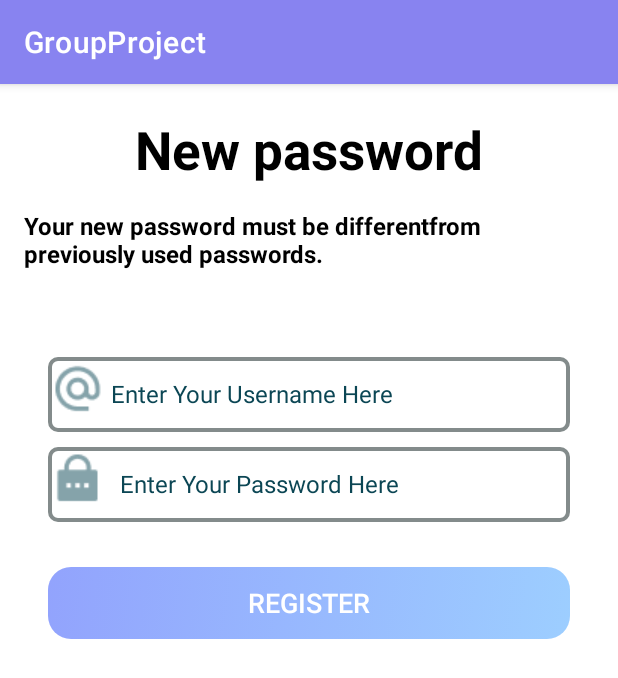
After one commit to irritablebro/404GroupProject, an Android app: the reset_password screen opened directly, with no data from a screen before it, on a phone screen of 412 x 824 dp. The commit adds this screen. Shown: the top 678 px of the screen. Run offline under Robolectric (Android 15) with nearby library versions, the phone set to English and light mode, and no system bars.

```diff
--- a/app/build.gradle
+++ b/app/build.gradle
@@ -37,7 +37,7 @@ android {
 }
 
 dependencies {
-
+    implementation 'com.android.volley:volley:1.2.1'
     implementation 'androidx.core:core-ktx:1.7.0'
     implementation 'androidx.appcompat:appcompat:1.5.1'
     implementation 'com.google.android.material:material:1.7.0'
--- /dev/null
+++ b/app/src/main/java/com/example/groupproject/reset_password.kt
@@ -0,0 +1,11 @@
+package com.example.groupproject
+
+import androidx.appcompat.app.AppCompatActivity
+import android.os.Bundle
+
+class reset_password : AppCompatActivity() {
+    override fun onCreate(savedInstanceState: Bundle?) {
+        super.onCreate(savedInstanceState)
+        setContentView(R.layout.activity_reset_password)
+    }
+}
--- /dev/null
+++ b/app/src/main/res/layout/activity_reset_password.xml
@@ -0,0 +1,107 @@
+<?xml version="1.0" encoding="utf-8"?>
+<androidx.constraintlayout.widget.ConstraintLayout xmlns:android="http://schemas.android.com/apk/res/android"
+    xmlns:app="http://schemas.android.com/apk/res-auto"
+    xmlns:tools="http://schemas.android.com/tools"
+    android:layout_width="match_parent"
+    android:layout_height="match_parent"
+    tools:context=".reset_password">
+    <TextView
+        android:id="@+id/textView2"
+        android:layout_width="wrap_content"
+        android:layout_height="wrap_content"
+        android:layout_marginTop="20dp"
+        android:text="New password"
+        android:textColor="@color/black"
+        android:textSize="35sp"
+        android:textStyle="bold"
+        app:layout_constraintEnd_toEndOf="parent"
+        app:layout_constraintStart_toStartOf="parent"
+        app:layout_constraintTop_toTopOf="parent" />
+
+    <TextView
+        android:padding="16dp"
+        android:id="@+id/textView3"
+        android:layout_width="wrap_content"
+        android:layout_height="wrap_content"
+        android:text="Your new password must be differentfrom previously used passwords."
+        android:textColor="@color/black"
+        android:textSize="16sp"
+        android:textStyle="bold"
+        app:layout_constraintEnd_toEndOf="parent"
+        app:layout_constraintStart_toStartOf="parent"
+        app:layout_constraintTop_toBottomOf="@+id/textView2" />
+
+    <LinearLayout
+        android:layout_width="match_parent"
+        android:layout_height="wrap_content"
+        android:padding="32dp"
+        android:orientation="vertical"
+        app:layout_constraintEnd_toEndOf="parent"
+        app:layout_constraintStart_toStartOf="parent"
+        app:layout_constraintTop_toBottomOf="@+id/textView3">
+        <LinearLayout
+            android:layout_width="match_parent"
+            android:layout_height="50dp"
+            android:layout_marginTop="10dp"
+            android:background="@drawable/edittext_background">
+
+            <ImageView
+                android:layout_width="wrap_content"
+                android:layout_height="wrap_content"
+                android:src="@drawable/email_icon">
+
+            </ImageView>
+
+            <EditText
+                android:id="@+id/register_email"
+                android:layout_width="match_parent"
+                android:layout_height="match_parent"
+                android:ems="10"
+                android:hint="Enter Your Username Here"
+                android:inputType="textPersonName"
+                android:backgroundTint="@color/white"
+
+                android:textColorHint="#0B4654"
+                android:textSize="16sp" />
+        </LinearLayout>
+
+        <LinearLayout
+            android:layout_width="match_parent"
+            android:layout_height="50dp"
+            android:layout_marginTop="10dp"
+            android:background="@drawable/edittext_background">
+
+            <ImageView
+                android:layout_width="wrap_content"
+                android:layout_height="wrap_content"
+                android:src="@drawable/password_img">
+
+            </ImageView>
+
+            <EditText
+                android:id="@+id/login_psw"
+                android:layout_width="match_parent"
+                android:layout_height="match_parent"
+                android:ems="10"
+                android:hint="Enter Your Password Here"
+                android:inputType="textPassword"
+                android:backgroundTint="@color/white"
+
+                android:paddingLeft="10dp"
+                android:textColorHint="#0B4654"
+                android:textSize="16sp" />
+
+        </LinearLayout>
+        <androidx.appcompat.widget.AppCompatButton
+            android:id="@+id/login_btn_sign"
+            android:layout_width="match_parent"
+            android:layout_height="wrap_content"
+            android:layout_marginTop="30dp"
+            android:background="@drawable/btn_background"
+            android:text="Register"
+            android:textColor="#ffffff"
+            android:textSize="18sp" />
+    </LinearLayout>
+
+
+</androidx.constraintlayout.widget.ConstraintLayout>
--- a/app/src/main/res/layout/fragment_health.xml
+++ b/app/src/main/res/layout/fragment_health.xml
@@ -6,10 +6,6 @@
     tools:context=".HealthFragment">
 
     <!-- TODO: Update blank fragment layout -->
-    <TextView
-        android:layout_width="match_parent"
-        android:layout_height="match_parent"
-        android:text="health"
-        android:textSize="96sp" />
+
 
 </FrameLayout>
```
Also changed, not shown: app/src/main/AndroidManifest.xml (+25 -7 lines), app/src/main/java/com/example/groupproject/Chat.java (added, +143 -0 lines), app/src/main/java/com/example/groupproject/MessageModal.java (added, +31 -0 lines), app/src/main/java/com/example/groupproject/MessageRVAdapter.java (added, +105 -0 lines), app/src/main/res/layout/activity_chat.xml (added, +46 -0 lines), app/src/main/res/layout/bot_msg.xml (added, +38 -0 lines), app/src/main/res/layout/user_msg.xml (added, +37 -0 lines), app/src/main/res/drawable-v24/ic_search.png (added).
